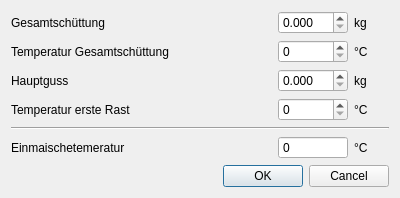
Gremmel/kleiner-brauhelfer, file source/ui/dialogeinmaischetemp.ui: the form before one commit.
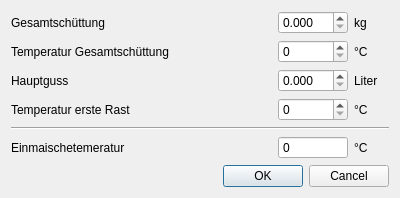
The form after the commit.

```diff
--- a/source/ui/dialogeinmaischetemp.ui
+++ b/source/ui/dialogeinmaischetemp.ui
@@ -194,7 +194,7 @@
         </size>
        </property>
        <property name="text">
-        <string>kg</string>
+        <string>Liter</string>
        </property>
       </widget>
      </item>
```
